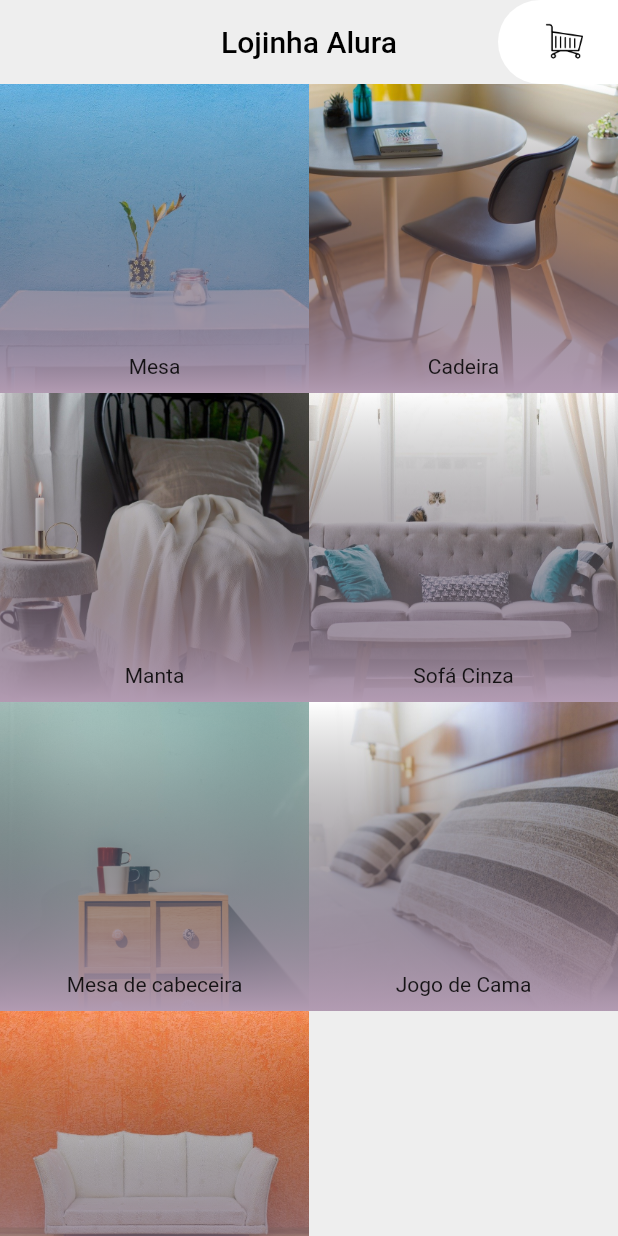
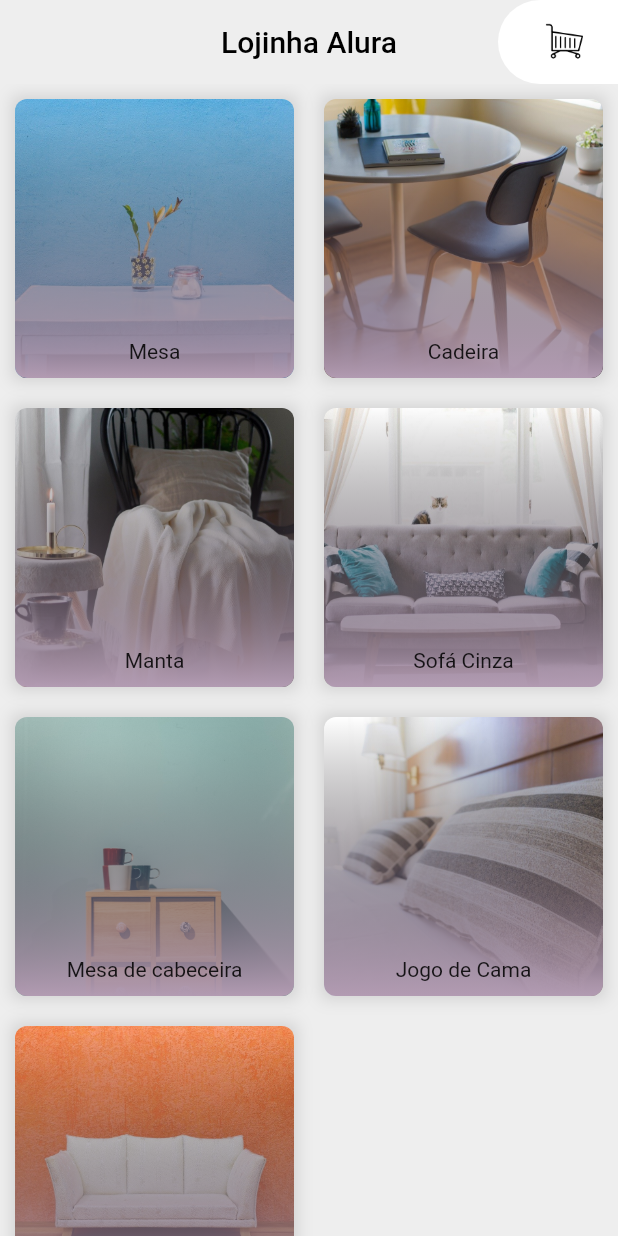
Before and after one commit to AndressaCode/lojinha_alura, a Flutter app: the screen it shows after launch, on a phone screen of 412 x 824 dp. Run offline on Flutter 3.47's test engine with Material 2 defaults, Android fonts, the light colour scheme and no system bars.

Commit message:
Ajustando os elementos do gridview

```diff
--- a/lib/widgets/elemento_grid_produtos.dart
+++ b/lib/widgets/elemento_grid_produtos.dart
@@ -11,7 +11,20 @@ class ElementoGridProdutos extends StatelessWidget {
 
   @override
   Widget build(BuildContext context) {
-    return Stack(
+    return Container(
+      decoration: BoxDecoration(
+        boxShadow: [
+          BoxShadow(
+            spreadRadius: 2.0,
+            blurRadius: 8.0,
+            color: Colors.black12,
+          ),
+        ]
+      ),
+      margin: EdgeInsets.all(10.0),
+      child: ClipRRect(
+        borderRadius: BorderRadius.circular(8.0),
+        child: Stack(
           alignment: Alignment.center,
           children: [
             ImagemElementoGridProdutos(
@@ -22,6 +35,8 @@ class ElementoGridProdutos extends StatelessWidget {
               titulo: movel.titulo,
             ),
           ],
+        ),
+      ),
     );
   }
 }
```
Also changed, not shown: lib/widgets/titulo_elemento_grid_produtos.dart (+2 -6 lines). Lines whose indentation alone changed are shown as unchanged.
